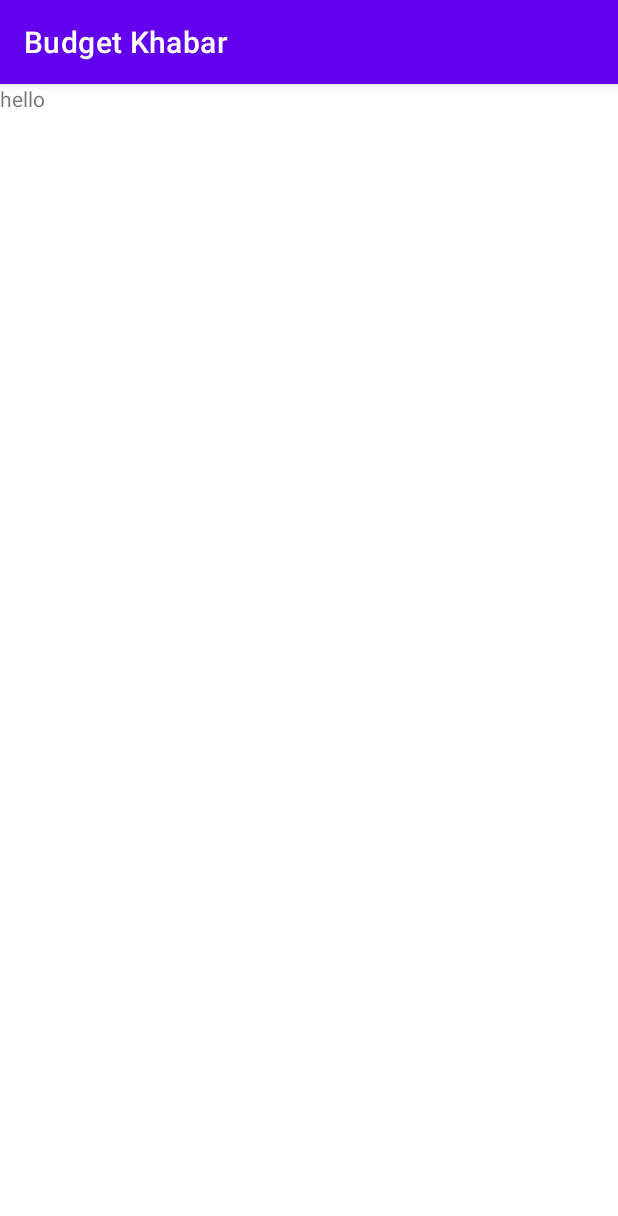
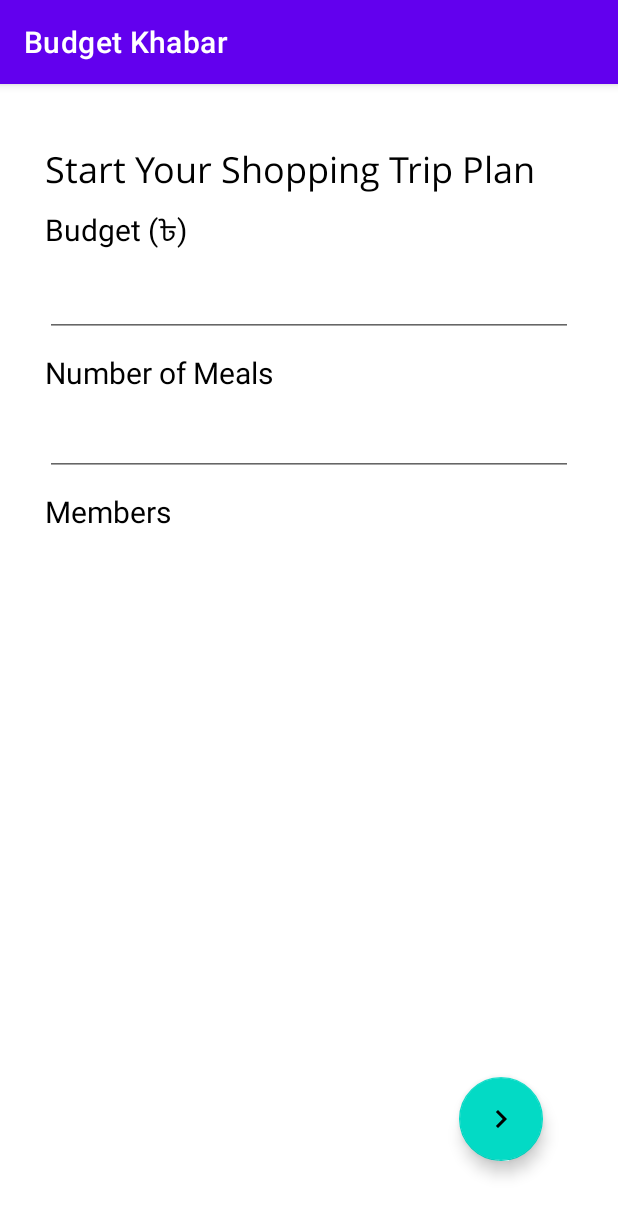
Before and after one commit to zjayee/Hack-The-Globe-Budget-Khabar-22, an Android app: the StartPlanFragment screen opened through its navigation route, on a phone screen of 412 x 824 dp. Shown: the top 1216 px of the screen. Run offline under Robolectric (Android 15) with nearby library versions, the light colour scheme and no system bars.

Commit message:
start plan fragment

```diff
--- a/app/src/main/java/com/example/myapplication/MainViewModel.kt
+++ b/app/src/main/java/com/example/myapplication/MainViewModel.kt
@@ -1,9 +1,10 @@
 package com.example.myapplication
 
+import FamilyMember
 import androidx.lifecycle.ViewModel
 
 class MainViewModel: ViewModel() {
 
-    var familyMemberArrayList: ArrayList<Any> = ArrayList()
+    var familyMemberArrayList: ArrayList<FamilyMember> = ArrayList()
 
 }
--- a/app/src/main/java/com/example/myapplication/StartPlanFragment.kt
+++ b/app/src/main/java/com/example/myapplication/StartPlanFragment.kt
@@ -5,11 +5,13 @@ import androidx.fragment.app.Fragment
 import android.view.LayoutInflater
 import android.view.View
 import android.view.ViewGroup
+import android.widget.CheckBox
+import android.widget.EditText
+import android.widget.LinearLayout
+import androidx.lifecycle.ViewModelProvider
+import androidx.navigation.fragment.findNavController
+import com.google.android.material.floatingactionbutton.FloatingActionButton
 
-// TODO: Rename parameter arguments, choose names that match
-// the fragment initialization parameters, e.g. ARG_ITEM_NUMBER
-private const val ARG_PARAM1 = "param1"
-private const val ARG_PARAM2 = "param2"
 
 /**
  * A simple [Fragment] subclass.
@@ -17,15 +19,21 @@ private const val ARG_PARAM2 = "param2"
  * create an instance of this fragment.
  */
 class StartPlanFragment : Fragment() {
-    // TODO: Rename and change types of parameters
-    private var param1: String? = null
-    private var param2: String? = null
+
+    private val viewModel: MainViewModel by lazy {
+        ViewModelProvider(requireActivity()).get(MainViewModel::class.java)
+    }
+
+    lateinit var rootview: View
+    lateinit var budgetEditText: EditText
+    lateinit var numMealsEditText: EditText
+    lateinit var membersLinearLayout: LinearLayout
+    lateinit var nextFab: FloatingActionButton
 
     override fun onCreate(savedInstanceState: Bundle?) {
         super.onCreate(savedInstanceState)
         arguments?.let {
-            param1 = it.getString(ARG_PARAM1)
-            param2 = it.getString(ARG_PARAM2)
+
         }
     }
 
@@ -34,26 +42,42 @@ class StartPlanFragment : Fragment() {
         savedInstanceState: Bundle?
     ): View? {
         // Inflate the layout for this fragment
-        return inflater.inflate(R.layout.fragment_start_plan, container, false)
+        rootview = inflater.inflate(R.layout.fragment_start_plan, container, false)
+        budgetEditText = rootview.findViewById(R.id.budget_edittext)
+        numMealsEditText = rootview.findViewById(R.id.num_meals_edittext)
+        membersLinearLayout = rootview.findViewById(R.id.member_checkbox_linear_layout)
+        nextFab = rootview.findViewById(R.id.next_button)
+
+        //add checkboxes for each family member
+        val members = viewModel.familyMemberArrayList
+        for (i in 0 until members.size){
+            val checkBox = CheckBox(context)
+            checkBox.text = members[i].name
+            membersLinearLayout.addView(checkBox)
+        }
+
+        nextFab.setOnClickListener {
+            //TODO: save
+            findNavController().navigate(R.id.action_startPlanFragment_to_foodChoiceFragment)
+        }
+
+        return rootview
     }
 
-    companion object {
-        /**
-         * Use this factory method to create a new instance of
-         * this fragment using the provided parameters.
-         *
-         * @param param1 Parameter 1.
-         * @param param2 Parameter 2.
-         * @return A new instance of fragment StartPlanFragment.
-         */
-        // TODO: Rename and change types and number of parameters
-        @JvmStatic
-        fun newInstance(param1: String, param2: String) =
-            StartPlanFragment().apply {
-                arguments = Bundle().apply {
-                    putString(ARG_PARAM1, param1)
-                    putString(ARG_PARAM2, param2)
-                }
-            }
-    }
+//    companion object {
+//        /**
+//         * Use this factory method to create a new instance of
+//         * this fragment using the provided parameters.
+//         *
+//         * @return A new instance of fragment StartPlanFragment.
+//         */
+//        // TODO: Rename and change types and number of parameters
+//        @JvmStatic
+//        fun newInstance(param1: String, param2: String) =
+//            StartPlanFragment().apply {
+//                arguments = Bundle().apply {
+//
+//                }
+//            }
+//    }
 }
--- a/app/src/main/res/layout/fragment_start_plan.xml
+++ b/app/src/main/res/layout/fragment_start_plan.xml
@@ -1,14 +1,95 @@
 <?xml version="1.0" encoding="utf-8"?>
-<FrameLayout xmlns:android="http://schemas.android.com/apk/res/android"
+<androidx.constraintlayout.widget.ConstraintLayout
+    xmlns:android="http://schemas.android.com/apk/res/android"
     xmlns:tools="http://schemas.android.com/tools"
+    xmlns:app="http://schemas.android.com/apk/res-auto"
     android:layout_width="match_parent"
     android:layout_height="match_parent"
     tools:context=".StartPlanFragment">
 
-    <!-- TODO: Update blank fragment layout -->
-    <TextView
+    <ScrollView
         android:layout_width="match_parent"
-        android:layout_height="match_parent"
-        android:text="@string/hello_blank_fragment" />
+        android:layout_height="match_parent">
+    <LinearLayout
+        android:layout_width="match_parent"
+        android:layout_height="wrap_content"
+        android:orientation="vertical"
+        android:layout_marginHorizontal="30dp"
+        >
 
-</FrameLayout>
+        <TextView
+            android:id="@+id/start_textview"
+            android:layout_width="match_parent"
+            android:layout_height="wrap_content"
+            android:fontFamily="@font/open_sans"
+            android:text="@string/start_plan_header"
+            android:textSize="24sp"
+            android:textColor="@color/black"
+            android:layout_marginTop="40dp"
+            />
+
+        <TextView
+            android:layout_width="match_parent"
+            android:layout_height="wrap_content"
+            android:text="@string/budget"
+            android:textColor="@color/black"
+            android:textSize="20sp"
+            android:layout_marginTop="10dp"
+            />
+
+        <EditText
+            android:id="@+id/budget_edittext"
+            android:layout_marginTop="10dp"
+            android:layout_width="match_parent"
+            android:layout_height="wrap_content"
+            android:inputType="number"
+            />
+
+        <TextView
+            android:layout_width="match_parent"
+            android:layout_height="wrap_content"
+            android:text="@string/num_meals"
+            android:textColor="@color/black"
+            android:textSize="20sp"
+            android:layout_marginTop="10dp"
+            />
+
+        <EditText
+            android:id="@+id/num_meals_edittext"
+            android:layout_marginTop="10dp"
+            android:layout_width="match_parent"
+            android:layout_height="wrap_content"
+            android:inputType="number"
+            />
+
+        <TextView
+            android:layout_width="match_parent"
+            android:layout_height="wrap_content"
+            android:text="@string/members"
+            android:textColor="@color/black"
+            android:textSize="20sp"
+            android:layout_marginTop="10dp"
+            />
+
+        <LinearLayout
+            android:id="@+id/member_checkbox_linear_layout"
+            android:layout_width="match_parent"
+            android:layout_height="wrap_content"
+            android:orientation="vertical"
+            />
+
+</LinearLayout>
+    </ScrollView>
+
+    <com.google.android.material.floatingactionbutton.FloatingActionButton
+        android:id="@+id/next_button"
+        android:layout_width="wrap_content"
+        android:layout_height="wrap_content"
+        app:layout_constraintBottom_toBottomOf="parent"
+        app:layout_constraintRight_toRightOf="parent"
+        android:layout_marginBottom="50dp"
+        android:layout_marginRight="50dp"
+        android:src="@drawable/ic_chevron_right"
+        android:contentDescription="@string/next" />
+
+</androidx.constraintlayout.widget.ConstraintLayout>
--- a/app/src/main/res/values/strings.xml
+++ b/app/src/main/res/values/strings.xml
@@ -15,6 +15,10 @@
     <string name="nutrition_intro">Nutritional foods designed for your budget</string>
     <string name="plan_trip">Plan a new shopping trip</string>
     <string name="learn_more_healthy">Learn more about eating healthy</string>
+    <string name="start_plan_header">Start Your Shopping Trip Plan</string>
+    <string name="budget">Budget (৳)</string>
+    <string name="num_meals">Number of Meals</string>
+    <string name="members">Members</string>
 
     <string-array name="allergies_array">
         <item>Eggs</item>
```
